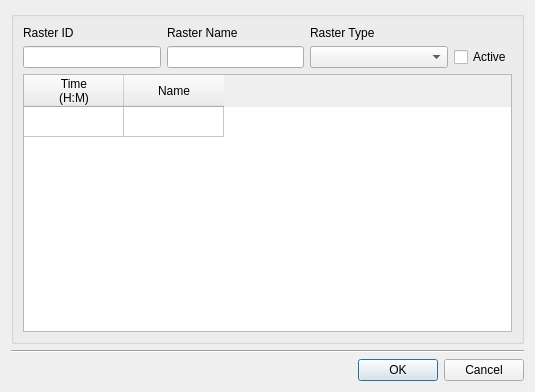
Old version of the form core/ui/toolbars/main/nonvisual_raster.ui in the repository ibergis/ibergis_qgis_plugin.
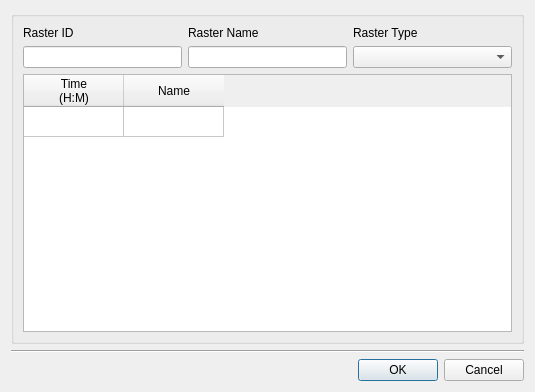
New version of the form.

Commit message: Remove chk_active from non-visual objects dialogs

The edit to the form file:
```diff
--- a/core/ui/toolbars/main/nonvisual_raster.ui
+++ b/core/ui/toolbars/main/nonvisual_raster.ui
@@ -69,19 +69,6 @@
      <layout class="QGridLayout" name="gridLayout">
       <item row="0" column="0" colspan="2">
        <layout class="QGridLayout" name="gridLayout_2">
-        <item row="1" column="3">
-         <widget class="QCheckBox" name="chk_active">
-          <property name="sizePolicy">
-           <sizepolicy hsizetype="Fixed" vsizetype="Fixed">
-            <horstretch>0</horstretch>
-            <verstretch>0</verstretch>
-           </sizepolicy>
-          </property>
-          <property name="text">
-           <string>Active</string>
-          </property>
-         </widget>
-        </item>
         <item row="1" column="2">
          <widget class="QComboBox" name="cmb_raster_type"/>
         </item>
```
Left out of the diff: 34 changed lines with no effect on the pictures. The commit also changes 5 other files.
